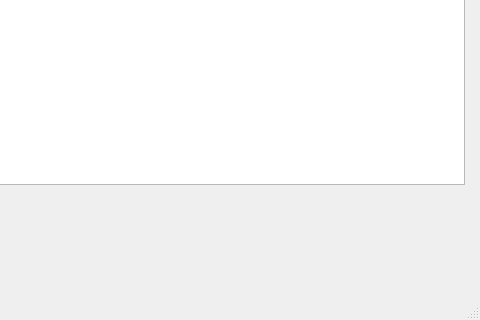
First picture: the form in mwindow.ui, repository jcespinoza/JCs_Access, before the edit; both pictures show x 275 to 755 and y 204 to 524 of the 755 by 524 pixel window.
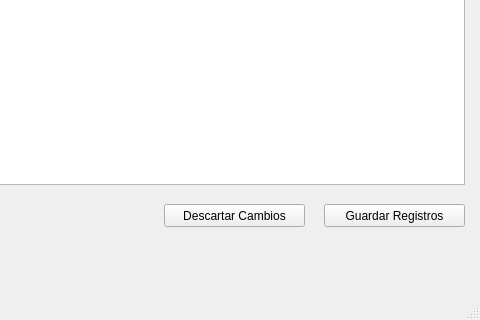
Second picture: the form after the edit.

Commit message: It validates Records before inserting the next one

```diff
--- a/mwindow.ui
+++ b/mwindow.ui
@@ -437,6 +437,32 @@
        <string>Agregar Registro</string>
       </property>
      </widget>
+     <widget class="QPushButton" name="pbSaveRecords">
+      <property name="geometry">
+       <rect>
+        <x>590</x>
+        <y>360</y>
+        <width>141</width>
+        <height>23</height>
+       </rect>
+      </property>
+      <property name="text">
+       <string>Guardar Registros</string>
+      </property>
+     </widget>
+     <widget class="QPushButton" name="pbDiscardRecords">
+      <property name="geometry">
+       <rect>
+        <x>430</x>
+        <y>360</y>
+        <width>141</width>
+        <height>23</height>
+       </rect>
+      </property>
+      <property name="text">
+       <string>Descartar Cambios</string>
+      </property>
+     </widget>
     </widget>
    </widget>
   </widget>
```
Left out of the diff: 2 changed lines with no effect on the pictures. The commit also changes 6 other files.
